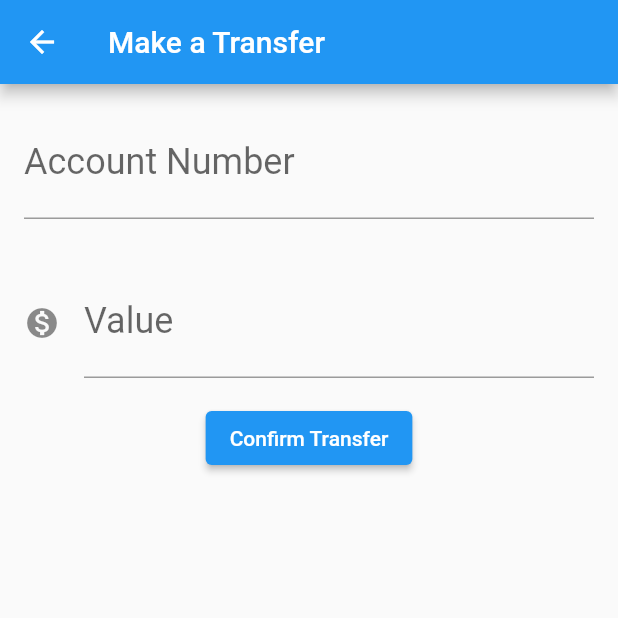
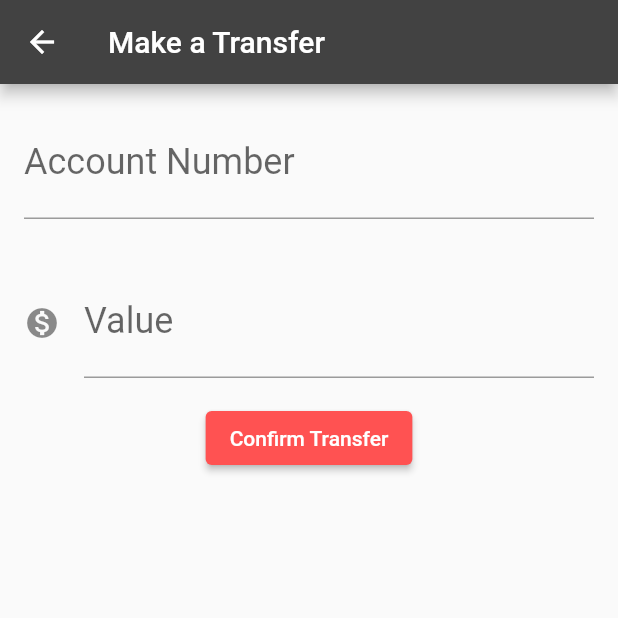
Before and after one commit to brunonobrega/flutter_first_app, a Flutter app: the screen it shows after launch, after a tap on the "add" icon, on a phone screen of 412 x 824 dp, the top half of it. Run offline on Flutter 3.47's test engine with Material 2 defaults, Android fonts, the phone set to English and light mode, and no system bars.

Commit message:
Insert Theme styles.

```diff
--- a/lib/main.dart
+++ b/lib/main.dart
@@ -10,14 +10,31 @@ class BankApp extends StatelessWidget {
   @override
   Widget build(BuildContext context) {
     return MaterialApp(
-      home: Scaffold(
-        body: TransferList(),
+      theme: ThemeData(
+        colorScheme:
+            ColorScheme.fromSwatch().copyWith(primary: Colors.grey[800], secondary: Colors.redAccent),
+        buttonTheme: ButtonThemeData(
+            buttonColor: Colors.redAccent[200],
+            textTheme: ButtonTextTheme.primary),
+        elevatedButtonTheme: ElevatedButtonThemeData(
+          style: ButtonStyle(
+            backgroundColor: MaterialStateProperty.all<Color>(Colors.redAccent)
+          )
+        )
       ),
+      home: TransferList(),
     );
   }
 }
 
-class TransferForm extends StatelessWidget {
+class TransferForm extends StatefulWidget {
+  @override
+  State<StatefulWidget> createState() {
+    return TransferFormState();
+  }
+}
+
+class TransferFormState extends State<TransferForm> {
   final TextEditingController inputControllerAccount = TextEditingController();
   final TextEditingController inputControllerValue = TextEditingController();
 
@@ -112,7 +129,6 @@ class TransferList extends StatefulWidget {
 }
 
 class TransferListState extends State<TransferList> {
-
   @override
   Widget build(BuildContext context) {
     return Scaffold(
@@ -123,19 +139,22 @@ class TransferListState extends State<TransferList> {
         itemCount: widget.transfers.length,
         itemBuilder: (context, index) {
           final transferList = widget.transfers[index];
-          return TransferItem(transfer: transferList,);
+          return TransferItem(
+            transfer: transferList,
+          );
         },
       ),
       floatingActionButton: FloatingActionButton(
         onPressed: () {
-          final Future<Transfer?> future = Navigator.push(context, MaterialPageRoute(builder: (context) {
+          final Future<Transfer?> future =
+              Navigator.push(context, MaterialPageRoute(builder: (context) {
             return TransferForm();
           }));
           future.then((receivedTransfer) {
+            debugPrint('Arrived on Future');
+            debugPrint('$receivedTransfer');
             setState(() {
-              debugPrint('Arrived on Future');
-              debugPrint('$receivedTransfer');
-              if(receivedTransfer != null) {
+              if (receivedTransfer != null) {
                 widget.transfers.add(receivedTransfer);
               }
             });
@@ -145,7 +164,6 @@ class TransferListState extends State<TransferList> {
       ),
     );
   }
-
 }
 
 class TransferItem extends StatelessWidget {
```
